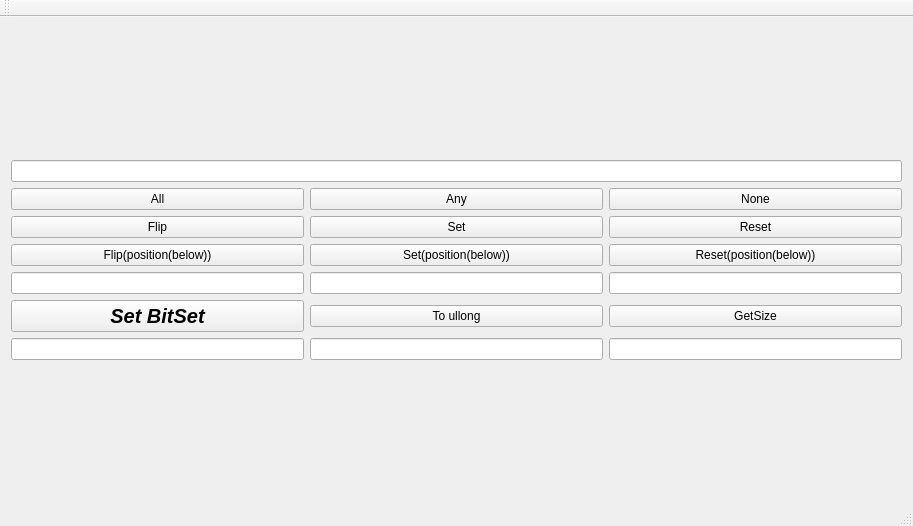
Qt form QT/Lab_7/BitSet/MainWindow.ui (PaShampusik/BSUIR) before a commit.
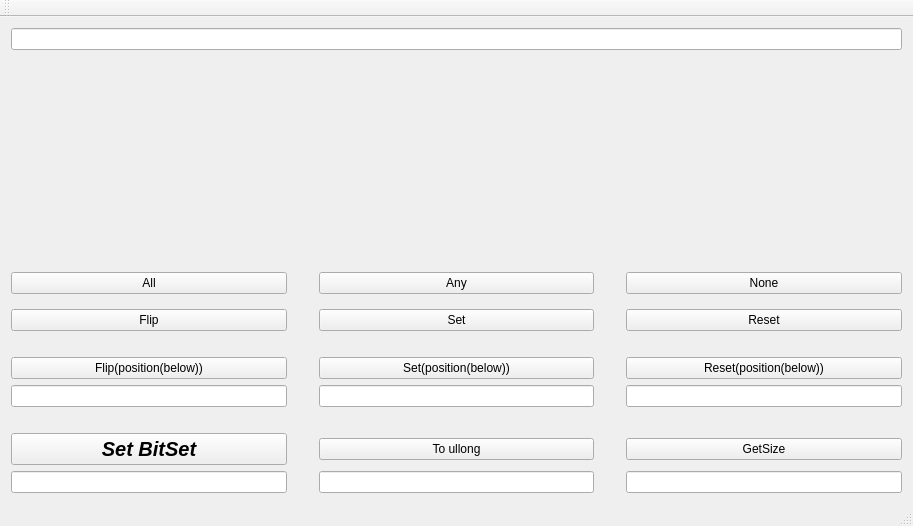
The same form after that commit.

Diff of the .ui file:
```diff
--- a/QT/Lab_7/BitSet/MainWindow.ui
+++ b/QT/Lab_7/BitSet/MainWindow.ui
@@ -23,79 +23,112 @@
    <layout class="QVBoxLayout" name="verticalLayout">
     <item>
      <layout class="QGridLayout" name="gridLayout">
-      <item row="4" column="2">
-       <widget class="QLineEdit" name="ResetPositionLine"/>
-      </item>
-      <item row="0" column="0" colspan="3">
-       <widget class="QLineEdit" name="BitSet"/>
-      </item>
-      <item row="3" column="2">
-       <widget class="QPushButton" name="ResetPosition">
-        <property name="text">
-         <string>Reset(position(below))</string>
-        </property>
-       </widget>
-      </item>
-      <item row="1" column="1">
-       <widget class="QPushButton" name="Any">
-        <property name="text">
-         <string>Any</string>
-        </property>
-       </widget>
-      </item>
-      <item row="3" column="1">
-       <widget class="QPushButton" name="SetPosition">
-        <property name="text">
-         <string>Set(position(below))</string>
-        </property>
-       </widget>
-      </item>
-      <item row="2" column="0">
-       <widget class="QPushButton" name="Flip">
-        <property name="text">
-         <string>Flip</string>
-        </property>
-       </widget>
-      </item>
       <item row="2" column="1">
+       <spacer name="verticalSpacer">
+        <property name="orientation">
+         <enum>Qt::Vertical</enum>
+        </property>
+        <property name="sizeType">
+         <enum>QSizePolicy::Fixed</enum>
+        </property>
+        <property name="sizeHint" stdset="0">
+         <size>
+          <width>20</width>
+          <height>40</height>
+         </size>
+        </property>
+       </spacer>
+      </item>
+      <item row="3" column="2">
        <widget class="QPushButton" name="Set">
         <property name="text">
          <string>Set</string>
         </property>
        </widget>
       </item>
-      <item row="1" column="0">
-       <widget class="QPushButton" name="All">
-        <property name="text">
-         <string>All</string>
-        </property>
-       </widget>
-      </item>
-      <item row="1" column="2">
-       <widget class="QPushButton" name="None">
-        <property name="text">
-         <string>None</string>
-        </property>
-       </widget>
-      </item>
-      <item row="2" column="2">
+      <item row="3" column="4">
        <widget class="QPushButton" name="Reset">
         <property name="text">
          <string>Reset</string>
         </property>
        </widget>
       </item>
-      <item row="4" column="0">
-       <widget class="QLineEdit" name="FlipPositionLine"/>
+      <item row="6" column="0">
+       <widget class="QLineEdit" name="FlipPositionLine">
+        <property name="inputMask">
+         <string>00</string>
+        </property>
+       </widget>
       </item>
-      <item row="5" column="2">
+      <item row="9" column="2">
+       <widget class="QLineEdit" name="To_UllongLine">
+        <property name="readOnly">
+         <bool>true</bool>
+        </property>
+       </widget>
+      </item>
+      <item row="7" column="0">
+       <spacer name="horizontalSpacer">
+        <property name="orientation">
+         <enum>Qt::Horizontal</enum>
+        </property>
+        <property name="sizeHint" stdset="0">
+         <size>
+          <width>40</width>
+          <height>20</height>
+         </size>
+        </property>
+       </spacer>
+      </item>
+      <item row="5" column="0">
+       <widget class="QPushButton" name="FlipPosition">
+        <property name="text">
+         <string>Flip(position(below))</string>
+        </property>
+       </widget>
+      </item>
+      <item row="8" column="4">
        <widget class="QPushButton" name="GetSize">
         <property name="text">
          <string>GetSize</string>
         </property>
        </widget>
       </item>
-      <item row="5" column="0">
+      <item row="5" column="2">
+       <widget class="QPushButton" name="SetPosition">
+        <property name="text">
+         <string>Set(position(below))</string>
+        </property>
+       </widget>
+      </item>
+      <item row="9" column="4">
+       <widget class="QLineEdit" name="GetSizeLine">
+        <property name="readOnly">
+         <bool>true</bool>
+        </property>
+       </widget>
+      </item>
+      <item row="2" column="2">
+       <widget class="QPushButton" name="Any">
+        <property name="text">
+         <string>Any</string>
+        </property>
+       </widget>
+      </item>
+      <item row="4" column="0">
+       <spacer name="horizontalSpacer_2">
+        <property name="orientation">
+         <enum>Qt::Horizontal</enum>
+        </property>
+        <property name="sizeHint" stdset="0">
+         <size>
+          <width>40</width>
+          <height>20</height>
+         </size>
+        </property>
+       </spacer>
+      </item>
+      <item row="8" column="0">
        <widget class="QPushButton" name="SetBitset">
         <property name="font">
          <font>
@@ -109,35 +142,100 @@
         </property>
        </widget>
       </item>
-      <item row="4" column="1">
-       <widget class="QLineEdit" name="SetPositionLine"/>
-      </item>
       <item row="3" column="0">
-       <widget class="QPushButton" name="FlipPosition">
+       <widget class="QPushButton" name="Flip">
         <property name="text">
-         <string>Flip(position(below))</string>
+         <string>Flip</string>
         </property>
        </widget>
       </item>
-      <item row="5" column="1">
-       <widget class="QPushButton" name="To_Ullong">
-        <property name="text">
-         <string>To ullong</string>
+      <item row="0" column="0" colspan="5">
+       <widget class="QLineEdit" name="BitSet">
+        <property name="readOnly">
+         <bool>true</bool>
         </property>
        </widget>
       </item>
-      <item row="6" column="0">
+      <item row="9" column="0">
        <widget class="QLineEdit" name="SetBitsetLine">
         <property name="inputMask">
          <string comment="8">00000000</string>
         </property>
        </widget>
       </item>
-      <item row="6" column="1">
-       <widget class="QLineEdit" name="To_UllongLine"/>
-      </item>
       <item row="6" column="2">
-       <widget class="QLineEdit" name="GetSizeLine"/>
+       <widget class="QLineEdit" name="SetPositionLine">
+        <property name="inputMask">
+         <string>00</string>
+        </property>
+       </widget>
+      </item>
+      <item row="6" column="4">
+       <widget class="QLineEdit" name="ResetPositionLine">
+        <property name="inputMask">
+         <string>00</string>
+        </property>
+       </widget>
+      </item>
+      <item row="2" column="0">
+       <widget class="QPushButton" name="All">
+        <property name="text">
+         <string>All</string>
+        </property>
+       </widget>
+      </item>
+      <item row="5" column="4">
+       <widget class="QPushButton" name="ResetPosition">
+        <property name="text">
+         <string>Reset(position(below))</string>
+        </property>
+       </widget>
+      </item>
+      <item row="8" column="2">
+       <widget class="QPushButton" name="To_Ullong">
+        <property name="text">
+         <string>To ullong</string>
+        </property>
+       </widget>
+      </item>
+      <item row="2" column="4">
+       <widget class="QPushButton" name="None">
+        <property name="text">
+         <string>None</string>
+        </property>
+       </widget>
+      </item>
+      <item row="1" column="3" rowspan="2">
+       <spacer name="verticalSpacer_2">
+        <property name="orientation">
+         <enum>Qt::Vertical</enum>
+        </property>
+        <property name="sizeType">
+         <enum>QSizePolicy::Fixed</enum>
+        </property>
+        <property name="sizeHint" stdset="0">
+         <size>
+          <width>20</width>
+          <height>40</height>
+         </size>
+        </property>
+       </spacer>
+      </item>
+      <item row="1" column="0">
+       <spacer name="verticalSpacer_3">
+        <property name="orientation">
+         <enum>Qt::Vertical</enum>
+        </property>
+        <property name="sizeType">
+         <enum>QSizePolicy::Preferred</enum>
+        </property>
+        <property name="sizeHint" stdset="0">
+         <size>
+          <width>20</width>
+          <height>40</height>
+         </size>
+        </property>
+       </spacer>
       </item>
      </layout>
     </item>
```
